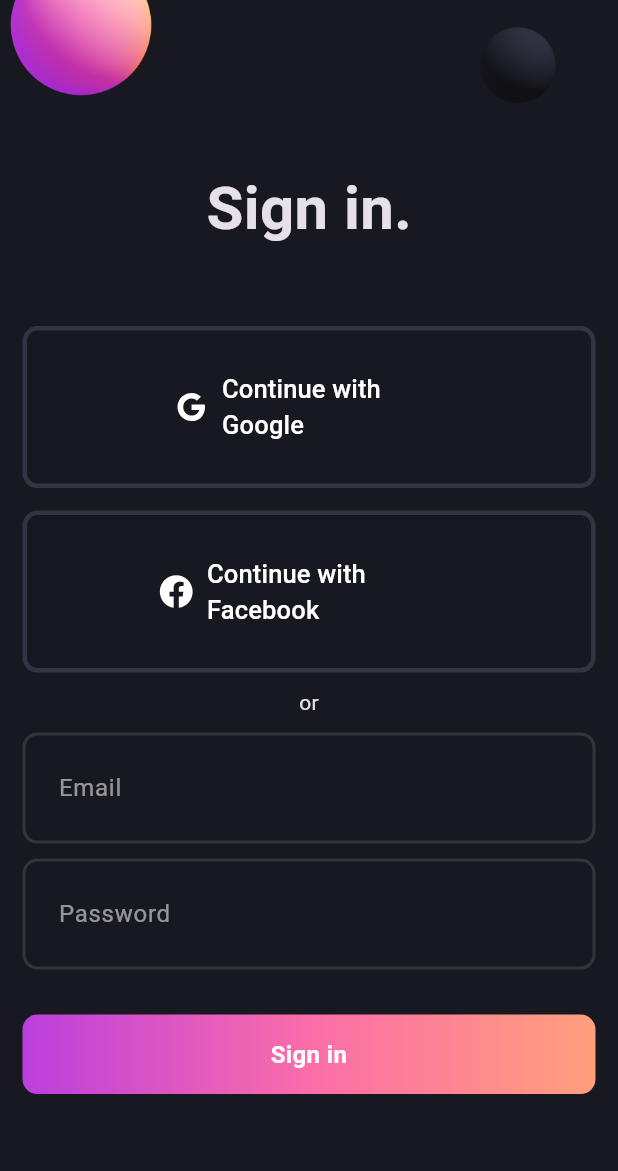
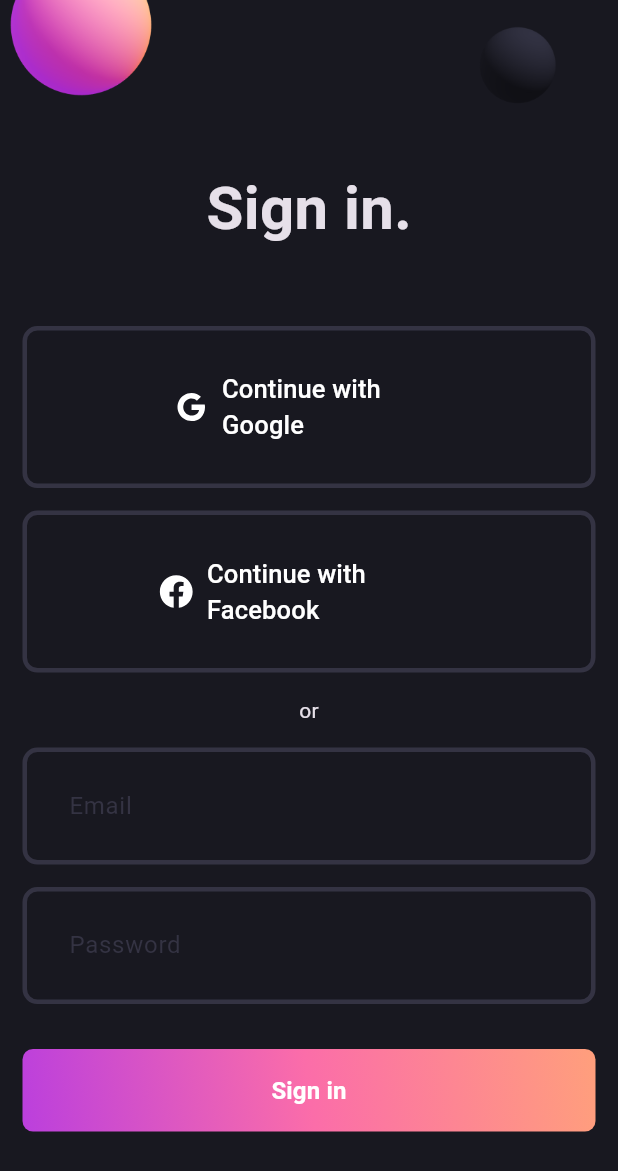
Before and after one commit to THSPSS/flutter_responsive_login_ui, a Flutter app: the screen it shows after launch, on a phone screen of 412 x 824 dp. Shown: the top 1171 px of the screen. Run offline on Flutter 3.47's test engine with Material 3 defaults, Android fonts, the phone set to English and light mode, and no system bars; our stand-ins replace flutter_svg.

Commit message:
update login screen ui with custom widgets

```diff
--- a/lib/login_screen.dart
+++ b/lib/login_screen.dart
@@ -1,5 +1,7 @@
 import 'package:flutter/material.dart';
 import 'package:flutter_responsive_login_ui/pallets.dart';
+import 'package:flutter_responsive_login_ui/widgets/gradient_button.dart';
+import 'package:flutter_responsive_login_ui/widgets/login_field.dart';
 import 'package:flutter_responsive_login_ui/widgets/social_button.dart';
 
 class LoginScreen extends StatelessWidget {
@@ -7,14 +9,6 @@ class LoginScreen extends StatelessWidget {
 
   @override
   Widget build(BuildContext context) {
-    const border = OutlineInputBorder(
-      borderSide: BorderSide(
-        color: Colors.white12,
-        width: 2,
-      ),
-      borderRadius: BorderRadius.all(Radius.circular(10.0)),
-    );
-
     return Scaffold(
       //keyboard and all mediaquery width
       body: SingleChildScrollView(
@@ -22,9 +16,7 @@ class LoginScreen extends StatelessWidget {
           child: Column(
             children: [
               Image.asset('assets/images/signin_balls.png'),
-              SizedBox(
-                width: 500,
-                child: Padding(
+              Padding(
                 padding: const EdgeInsets.symmetric(
                   horizontal: 15.0,
                 ),
@@ -42,85 +34,64 @@ class LoginScreen extends StatelessWidget {
                       height: 50,
                     ),
                     //google button
-                      const SocialButton(
+                    SocialButton(
+                      onPressed: () {},
                       iconPath: 'assets/svgs/g_logo.svg',
                       label: 'Continue with Google',
-                        horizontalPadding: 100,
                     ),
                     const SizedBox(
                       height: 15,
                     ),
                     //facebook button
-                      const SocialButton(
+                    SocialButton(
+                      onPressed: () {},
                       iconPath: 'assets/svgs/f_logo.svg',
                       label: 'Continue with Facebook',
                       horizontalPadding: 90,
                     ),
                     const SizedBox(
-                        height: 10,
+                      height: 15,
                     ),
                     const Text('or'),
                     const SizedBox(
-                        height: 10,
+                      height: 15,
                     ),
-                      const TextField(
-                        decoration: InputDecoration(
-                            hintText: 'Email',
-                            hintStyle: TextStyle(color: Colors.white54),
-                            contentPadding: EdgeInsets.symmetric(
-                              vertical: 25,
-                              horizontal: 20,
+                    const LoginField(hintText: 'Email'),
+                    const SizedBox(
+                      height: 15,
                     ),
-                            border: border,
-                            focusedBorder: border,
-                            enabledBorder: border),
-                      ),
-                      const SizedBox(
-                        height: 10,
-                      ),
-                      const TextField(
-                        decoration: InputDecoration(
-                            hintText: 'Password',
-                            hintStyle: TextStyle(color: Colors.white54),
-                            contentPadding: EdgeInsets.symmetric(
-                              vertical: 25,
-                              horizontal: 20,
-                            ),
-                            border: border,
-                            focusedBorder: border,
-                            enabledBorder: border),
-                      ),
+                    const LoginField(hintText: 'Password'),
                     const SizedBox(
                       height: 30,
                     ),
-                      InkWell(
-                        onTap: () {},
-                        child: Container(
-                          width: double.infinity,
-                          decoration: BoxDecoration(
-                            borderRadius: BorderRadius.circular(10),
-                            gradient: const LinearGradient(
-                              colors: <Color>[
-                                Pallete.gradient1,
-                                Pallete.gradient2,
-                                Pallete.gradient3,
+                    const GradientButton(),
+                    // InkWell(
+                    //   onTap: () {},
+                    //   child: Container(
+                    //     width: double.infinity,
+                    //     decoration: BoxDecoration(
+                    //       borderRadius: BorderRadius.circular(10),
+                    //       gradient: const LinearGradient(
+                    //         colors: <Color>[
+                    //           Pallete.gradient1,
+                    //           Pallete.gradient2,
+                    //           Pallete.gradient3,
+                    //         ],
+                    //       ),
+                    //     ),
+                    //     padding: const EdgeInsets.symmetric(vertical: 15),
+                    //     child: const Text(
+                    //       'Sign in',
+                    //       style: TextStyle(
+                    //         color: Pallete.whiteColor,
+                    //         fontWeight: FontWeight.bold,
+                    //         fontSize: 16,
+                    //       ),
+                    //       textAlign: TextAlign.center,
+                    //     ),
+                    //   ),
+                    // ),
                   ],
-                            ),
-                          ),
-                          padding: const EdgeInsets.symmetric(vertical: 15),
-                          child: const Text(
-                            'Sign in',
-                            style: TextStyle(
-                              color: Pallete.whiteColor,
-                              fontWeight: FontWeight.bold,
-                              fontSize: 16,
-                            ),
-                            textAlign: TextAlign.center,
-                          ),
-                        ),
-                      ),
-                    ],
-                  ),
                 ),
               ),
             ],
--- /dev/null
+++ b/lib/widgets/gradient_button.dart
@@ -0,0 +1,42 @@
+import 'package:flutter/material.dart';
+
+import '../pallets.dart';
+
+class GradientButton extends StatelessWidget {
+  const GradientButton({super.key});
+
+  @override
+  Widget build(BuildContext context) {
+    return Container(
+      decoration: BoxDecoration(
+        gradient: const LinearGradient(
+          colors: [
+            Pallete.gradient1,
+            Pallete.gradient2,
+            Pallete.gradient3,
+          ],
+          begin: Alignment.bottomLeft,
+          end: Alignment.topRight,
+        ),
+        borderRadius: BorderRadius.circular(7),
+      ),
+      child: ElevatedButton(
+        onPressed: () {},
+        style: ElevatedButton.styleFrom(
+          fixedSize: const Size(395, 55),
+          backgroundColor: Colors.transparent,
+          shadowColor: Colors.transparent,
+        ),
+        child: const Text(
+          'Sign in',
+          style: TextStyle(
+            color: Pallete.whiteColor,
+            fontWeight: FontWeight.bold,
+            fontSize: 16,
+          ),
+          textAlign: TextAlign.center,
+        ),
+      ),
+    );
+  }
+}
--- /dev/null
+++ b/lib/widgets/login_field.dart
@@ -0,0 +1,54 @@
+import 'package:flutter/material.dart';
+
+import '../pallets.dart';
+
+class LoginField extends StatelessWidget {
+  final String hintText;
+  const LoginField({
+    super.key,
+    required this.hintText,
+  });
+
+  @override
+  Widget build(BuildContext context) {
+    return ConstrainedBox(
+      constraints: const BoxConstraints(
+        maxWidth: 400,
+      ),
+      child: TextField(
+        decoration: InputDecoration(
+          hintText: hintText,
+          hintStyle: const TextStyle(color: Pallete.borderColor),
+          contentPadding: const EdgeInsets.all(27),
+          border: const OutlineInputBorder(
+            borderSide: BorderSide(
+              color: Pallete.borderColor,
+              width: 3,
+            ),
+            borderRadius: BorderRadius.all(
+              Radius.circular(10.0),
+            ),
+          ),
+          focusedBorder: const OutlineInputBorder(
+            borderSide: BorderSide(
+              color: Pallete.gradient2,
+              width: 3,
+            ),
+            borderRadius: BorderRadius.all(
+              Radius.circular(10.0),
+            ),
+          ),
+          enabledBorder: const OutlineInputBorder(
+            borderSide: BorderSide(
+              color: Pallete.borderColor,
+              width: 3,
+            ),
+            borderRadius: BorderRadius.all(
+              Radius.circular(10.0),
+            ),
+          ),
+        ),
+      ),
+    );
+  }
+}
--- a/lib/widgets/social_button.dart
+++ b/lib/widgets/social_button.dart
@@ -7,11 +7,13 @@ class SocialButton extends StatelessWidget {
   final String iconPath;
   final String label;
   final double horizontalPadding;
+  final VoidCallback onPressed;
   const SocialButton({
     super.key,
     required this.iconPath,
     required this.label,
-    required this.horizontalPadding,
+    this.horizontalPadding = 100,
+    required this.onPressed,
   });
 
   @override
```
Lines whose indentation alone changed are shown as unchanged.
